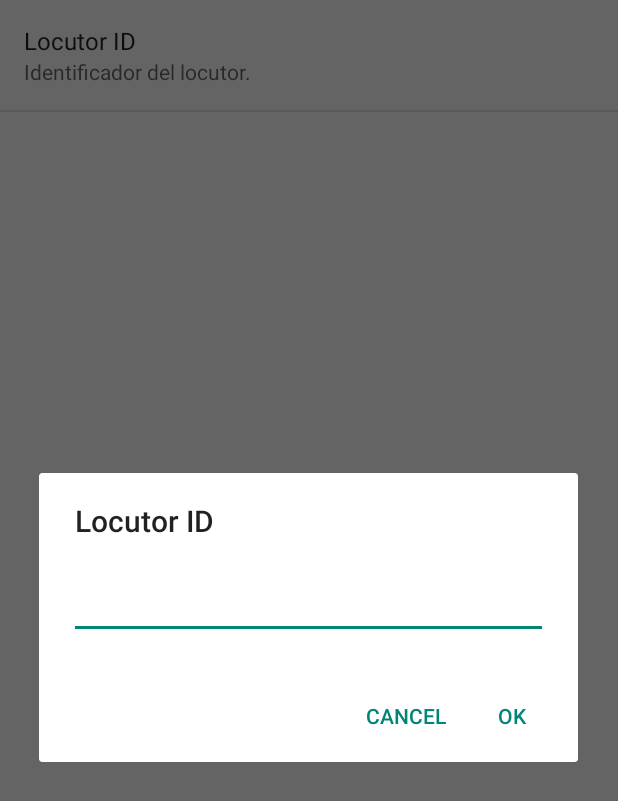
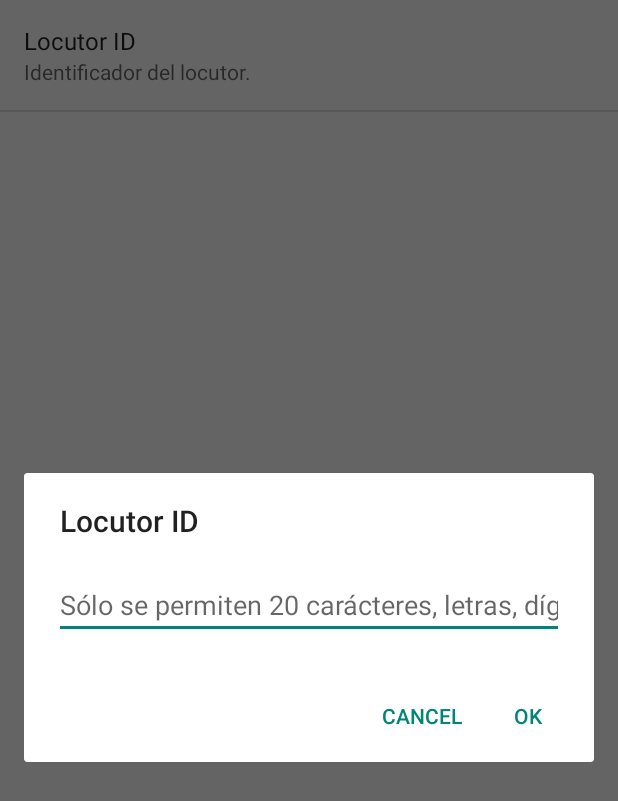
Before and after one commit to egranell/Read4SpeechExperiments, an Android app: the settings screen opened directly, with no data from a screen before it, after a tap on "Locutor ID", on a phone screen of 412 x 824 dp. Shown: the top 801 px of the screen. Run offline under Robolectric (Android 15) with nearby library versions, the phone set to English and light mode, and no system bars.

Commit message:
Pequeñas mejoras

```diff
--- a/app/src/main/AndroidManifest.xml
+++ b/app/src/main/AndroidManifest.xml
@@ -1,7 +1,7 @@
 <?xml version="1.0" encoding="utf-8"?>
 <manifest xmlns:android="http://schemas.android.com/apk/res/android"
     package="com.aemus.Read4SpeechExperiments"
-    android:versionCode="9"
+    android:versionCode="10"
     android:versionName="1.0" >
 
     <uses-permission android:name="android.permission.WRITE_EXTERNAL_STORAGE"/>
--- a/app/src/main/res/values/strings.xml
+++ b/app/src/main/res/values/strings.xml
@@ -31,6 +31,7 @@
     <string name="audioPathTitle">Directorio para el audio</string>
     <string name="speakerIDSummary">Identificador del locutor.</string>
     <string name="speakerIDTitle">Locutor ID</string>
+    <string name="speakerIDHint">Sólo se permiten 20 carácteres, letras, dígitos, _ y -"</string>
     <string name="imagesSummary">Muestra las imágenes de las líneas de texto a leer, si están disponibles.</string>
     <string name="imagesTitle">Muestra las imágenes</string>
     <string name="settingsTitle">Configuración general</string>
--- a/app/src/main/res/xml/settings.xml
+++ b/app/src/main/res/xml/settings.xml
@@ -16,8 +16,12 @@
         <EditTextPreference
             android:id="@+id/name"
             android:key="name"
+            android:singleLine="true"
             android:summary="@string/speakerIDSummary"
-            android:title="@string/speakerIDTitle"/>
+            android:title="@string/speakerIDTitle"
+            android:digits="0,1,2,3,4,5,6,7,8,9,qwertyuiopasdfghjklñçzxcvbnm,_,-"
+            android:hint="@string/speakerIDHint"
+            android:maxLength="20"/>
 
   <!---        <CheckBoxPreference
               android:defaultValue="false"
```
Also changed, not shown: app/src/main/java/com/aemus/Read4SpeechExperiments/MainActivity.java (+18 -13 lines).
